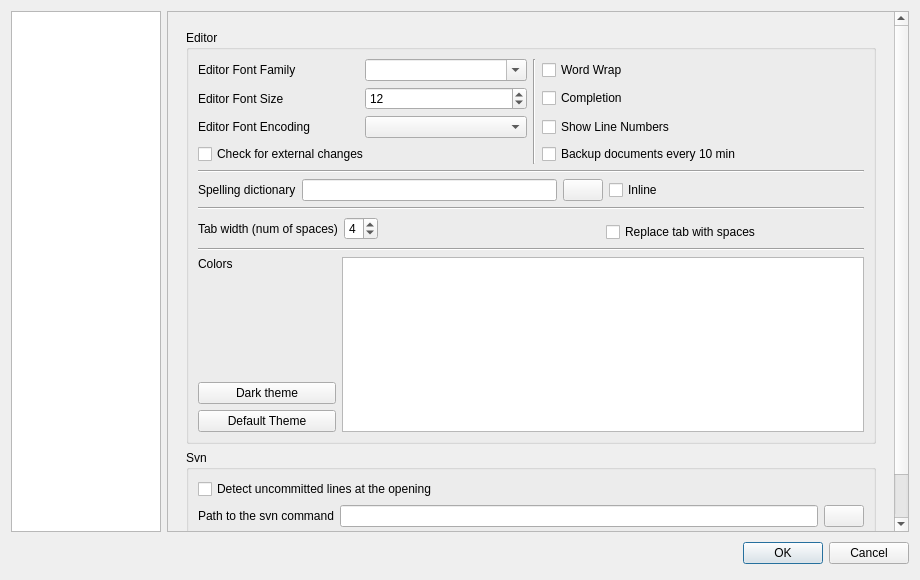
Qt form configdialog.ui (SwiftLaTeX/SwiftLaTeX) before a commit.
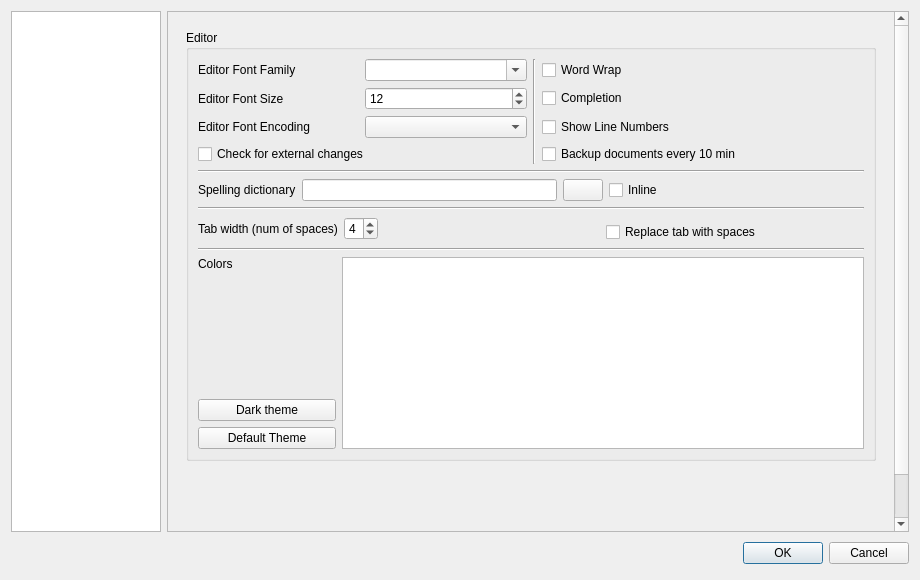
The same form after that commit. Icons and pictures are not drawn.

```diff
--- a/configdialog.ui
+++ b/configdialog.ui
@@ -411,43 +411,6 @@
              </property>
             </spacer>
            </item>
-           <item row="1" column="0">
-            <widget class="QGroupBox" name="groupBox_5">
-             <property name="title">
-              <string>Svn</string>
-             </property>
-             <layout class="QGridLayout" name="gridLayout_20">
-              <item row="0" column="0" colspan="2">
-               <widget class="QCheckBox" name="checkBoxSvn">
-                <property name="text">
-                 <string>Detect uncommitted lines at the opening</string>
-                </property>
-               </widget>
-              </item>
-              <item row="1" column="0">
-               <widget class="QLabel" name="label_9">
-                <property name="text">
-                 <string>Path to the svn command</string>
-                </property>
-               </widget>
-              </item>
-              <item row="1" column="1">
-               <widget class="QLineEdit" name="lineEditSvn"/>
-              </item>
-              <item row="1" column="2">
-               <widget class="QPushButton" name="pushButtonSvn">
-                <property name="text">
-                 <string/>
-                </property>
-                <property name="icon">
-                 <iconset resource="texmaker.qrc">
-                  <normaloff>:/images/fileopen16.png</normaloff>:/images/fileopen16.png</iconset>
-                </property>
-               </widget>
-              </item>
-             </layout>
-            </widget>
-           </item>
           </layout>
          </widget>
          <widget class="QWidget" name="ps">
```
